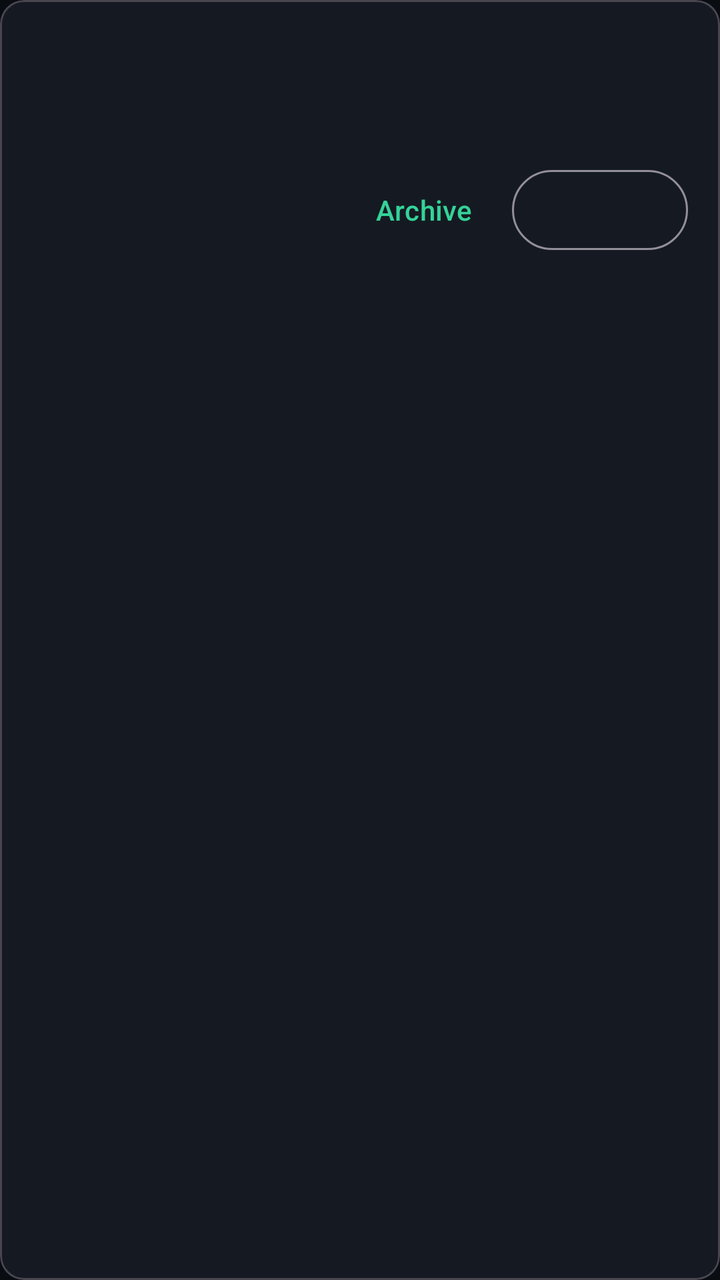
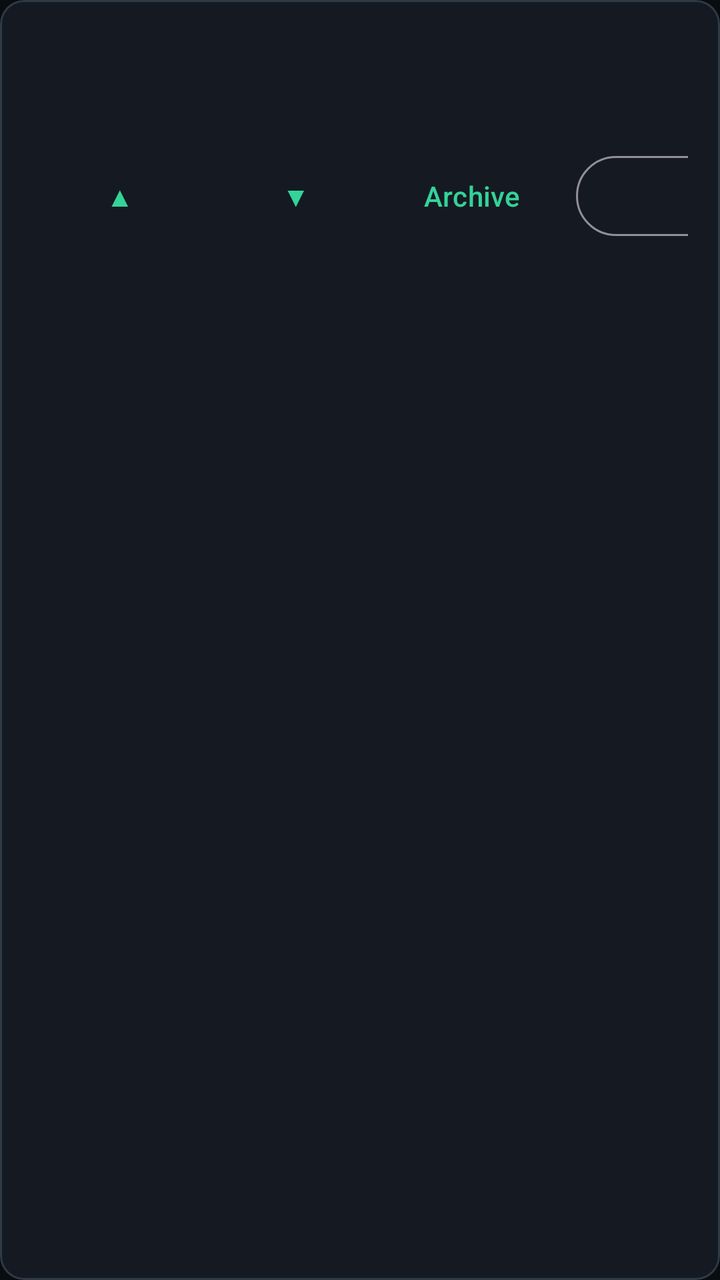

Two renders of the same Android screen: before a commit and after it. Below are the layout's source before the change and the commit's diff.
<!-- AndroidManifest.xml: application theme Theme.Prottasha -->
<!-- res/layout/item_habit_today.xml -->
<?xml version="1.0" encoding="utf-8"?>
<com.google.android.material.card.MaterialCardView xmlns:android="http://schemas.android.com/apk/res/android"
    android:layout_width="match_parent"
    android:layout_height="wrap_content"
    android:layout_marginBottom="@dimen/spacing_small">
    <LinearLayout
        android:layout_width="match_parent"
        android:layout_height="wrap_content"
        android:orientation="vertical"
        android:padding="@dimen/spacing_medium">
        <TextView android:id="@+id/habit_title" android:layout_width="match_parent" android:layout_height="wrap_content" android:textColor="@color/color_text_primary" android:textSize="@dimen/text_title" android:textStyle="bold" />
        <TextView android:id="@+id/habit_type" android:layout_width="match_parent" android:layout_height="wrap_content" android:textColor="@color/color_text_secondary" android:textSize="@dimen/text_label" />
        <TextView android:id="@+id/habit_progress" android:layout_width="match_parent" android:layout_height="wrap_content" android:textColor="@color/color_text_secondary" android:textSize="@dimen/text_body" />
        <LinearLayout android:layout_width="match_parent" android:layout_height="wrap_content" android:gravity="end" android:orientation="horizontal">
            <com.google.android.material.button.MaterialButton android:id="@+id/habit_archive" style="@style/Widget.Material3.Button.TextButton" android:layout_width="wrap_content" android:layout_height="wrap_content" android:minHeight="@dimen/touch_target_min" android:text="@string/habit_archive" />
            <com.google.android.material.button.MaterialButton android:id="@+id/habit_action" style="@style/Widget.Material3.Button.OutlinedButton" android:layout_width="wrap_content" android:layout_height="wrap_content" android:minHeight="@dimen/touch_target_min" />
        </LinearLayout>
    </LinearLayout>
</com.google.android.material.card.MaterialCardView>
<!-- resources referenced by this layout -->
<resources>
  <color name="color_text_primary">#F4F7FA</color>
  <color name="color_text_secondary">#A9B3C0</color>
  <dimen name="spacing_medium">16dp</dimen>
  <dimen name="spacing_small">8dp</dimen>
  <dimen name="text_body">16sp</dimen>
  <dimen name="text_label">14sp</dimen>
  <dimen name="text_title">18sp</dimen>
  <dimen name="touch_target_min">48dp</dimen>
  <string name="habit_archive">Archive</string>
  <style name="Theme.Prottasha" parent="Theme.Material3.Dark.NoActionBar">
          <item name="android:windowBackground">@color/color_background</item>
          <item name="android:colorBackground">@color/color_background</item>
          <item name="colorSurface">@color/color_surface</item>
          <item name="colorSurfaceVariant">@color/color_surface_raised</item>
          <item name="colorPrimary">@color/color_hope</item>
          <item name="colorOnPrimary">@color/color_on_hope</item>
          <item name="colorSecondary">@color/color_identity</item>
          <item name="colorOnSecondary">@color/color_on_identity</item>
          <item name="colorError">@color/color_crisis</item>
          <item name="colorOnError">@color/color_on_crisis</item>
          <item name="android:textColorPrimary">@color/color_text_primary</item>
          <item name="android:textColorSecondary">@color/color_text_secondary</item>
          <item name="android:navigationBarColor">@color/color_background</item>
          <item name="android:statusBarColor">@color/color_background</item>
          <item name="android:windowLightStatusBar">false</item>
      </style>
  <color name="color_background">#090C11</color>
  <color name="color_surface">#151A22</color>
  <color name="color_surface_raised">#202833</color>
  <color name="color_hope">#34D399</color>
  <color name="color_on_hope">#090C11</color>
  <color name="color_identity">#7C8DFF</color>
  <color name="color_on_identity">#090C11</color>
  <color name="color_crisis">#F87171</color>
  <color name="color_on_crisis">#090C11</color>
</resources>

<!-- the commit's change to res/layout/item_habit_today.xml (unified diff, before → after) -->
@@ -1,19 +1,122 @@
 <?xml version="1.0" encoding="utf-8"?>
 <com.google.android.material.card.MaterialCardView xmlns:android="http://schemas.android.com/apk/res/android"
+    xmlns:app="http://schemas.android.com/apk/res-auto"
     android:layout_width="match_parent"
     android:layout_height="wrap_content"
-    android:layout_marginBottom="@dimen/spacing_small">
+    android:layout_marginBottom="@dimen/spacing_small"
+    app:cardBackgroundColor="@color/color_surface"
+    app:strokeColor="@color/color_border"
+    app:strokeWidth="1dp">
+
     <LinearLayout
         android:layout_width="match_parent"
         android:layout_height="wrap_content"
         android:orientation="vertical"
         android:padding="@dimen/spacing_medium">
-        <TextView android:id="@+id/habit_title" android:layout_width="match_parent" android:layout_height="wrap_content" android:textColor="@color/color_text_primary" android:textSize="@dimen/text_title" android:textStyle="bold" />
-        <TextView android:id="@+id/habit_type" android:layout_width="match_parent" android:layout_height="wrap_content" android:textColor="@color/color_text_secondary" android:textSize="@dimen/text_label" />
-        <TextView android:id="@+id/habit_progress" android:layout_width="match_parent" android:layout_height="wrap_content" android:textColor="@color/color_text_secondary" android:textSize="@dimen/text_body" />
-        <LinearLayout android:layout_width="match_parent" android:layout_height="wrap_content" android:gravity="end" android:orientation="horizontal">
-            <com.google.android.material.button.MaterialButton android:id="@+id/habit_archive" style="@style/Widget.Material3.Button.TextButton" android:layout_width="wrap_content" android:layout_height="wrap_content" android:minHeight="@dimen/touch_target_min" android:text="@string/habit_archive" />
-            <com.google.android.material.button.MaterialButton android:id="@+id/habit_action" style="@style/Widget.Material3.Button.OutlinedButton" android:layout_width="wrap_content" android:layout_height="wrap_content" android:minHeight="@dimen/touch_target_min" />
+
+        <LinearLayout
+            android:layout_width="match_parent"
+            android:layout_height="wrap_content"
+            android:gravity="center_vertical"
+            android:orientation="horizontal">
+
+            <TextView
+                android:id="@+id/habit_title"
+                android:layout_width="0dp"
+                android:layout_height="wrap_content"
+                android:layout_weight="1"
+                android:textColor="@color/color_text_primary"
+                android:textSize="@dimen/text_title"
+                android:textStyle="bold" />
+
+            <TextView
+                android:id="@+id/habit_type"
+                android:layout_width="wrap_content"
+                android:layout_height="wrap_content"
+                android:textColor="@color/color_text_secondary"
+                android:textSize="@dimen/text_caption"
+                android:textStyle="bold" />
+        </LinearLayout>
+
+        <TextView
+            android:id="@+id/habit_progress"
+            android:layout_width="match_parent"
+            android:layout_height="wrap_content"
+            android:layout_marginTop="@dimen/spacing_xsmall"
+            android:textColor="@color/color_text_secondary"
+            android:textSize="@dimen/text_body" />
+
+        <TextView
+            android:id="@+id/habit_cue_summary"
+            android:layout_width="match_parent"
+            android:layout_height="wrap_content"
+            android:layout_marginTop="@dimen/spacing_xsmall"
+            android:textColor="@color/color_text_muted"
+            android:textSize="@dimen/text_caption"
+            android:visibility="gone" />
+
+        <LinearLayout
+            android:layout_width="match_parent"
+            android:layout_height="wrap_content"
+            android:layout_marginTop="@dimen/spacing_small"
+            android:gravity="center_vertical"
+            android:orientation="horizontal">
+
+            <com.google.android.material.button.MaterialButton
+                android:id="@+id/habit_move_up"
+                style="@style/Widget.Material3.Button.TextButton"
+                android:layout_width="wrap_content"
+                android:layout_height="wrap_content"
+                android:minHeight="@dimen/touch_target_min"
+                android:text="▲" />
+
+            <com.google.android.material.button.MaterialButton
+                android:id="@+id/habit_move_down"
+                style="@style/Widget.Material3.Button.TextButton"
+                android:layout_width="wrap_content"
+                android:layout_height="wrap_content"
+                android:minHeight="@dimen/touch_target_min"
+                android:text="▼" />
+
+            <View
+                android:layout_width="0dp"
+                android:layout_height="1dp"
+                android:layout_weight="1" />
+
+            <com.google.android.material.button.MaterialButton
+                android:id="@+id/habit_restore"
+                style="@style/Widget.Material3.Button.TextButton"
+                android:layout_width="wrap_content"
+                android:layout_height="wrap_content"
+                android:minHeight="@dimen/touch_target_min"
+                android:text="@string/habit_restore"
+                android:visibility="gone" />
+
+            <com.google.android.material.button.MaterialButton
+                android:id="@+id/habit_delete"
+                style="@style/Widget.Material3.Button.TextButton"
+                android:layout_width="wrap_content"
+                android:layout_height="wrap_content"
+                android:minHeight="@dimen/touch_target_min"
+                android:text="@string/habit_delete"
+                android:textColor="@color/color_crisis"
+                android:visibility="gone" />
+
+            <com.google.android.material.button.MaterialButton
+                android:id="@+id/habit_archive"
+                style="@style/Widget.Material3.Button.TextButton"
+                android:layout_width="wrap_content"
+                android:layout_height="wrap_content"
+                android:minHeight="@dimen/touch_target_min"
+                android:text="@string/habit_archive" />
+
+            <com.google.android.material.button.MaterialButton
+                android:id="@+id/habit_action"
+                style="@style/Widget.Material3.Button.OutlinedButton"
+                android:layout_width="wrap_content"
+                android:layout_height="wrap_content"
+                android:layout_marginStart="@dimen/spacing_small"
+                android:minHeight="@dimen/touch_target_min" />
         </LinearLayout>
     </LinearLayout>
 </com.google.android.material.card.MaterialCardView>
<!-- resource entries referenced after the edit -->
@@ -1,14 +1,18 @@
 <!-- resources referenced by this layout -->
 <resources>
+  <color name="color_border">#303946</color>
   <color name="color_text_primary">#F4F7FA</color>
   <color name="color_text_secondary">#A9B3C0</color>
   <dimen name="spacing_medium">16dp</dimen>
   <dimen name="spacing_small">8dp</dimen>
+  <dimen name="spacing_xsmall">4dp</dimen>
   <dimen name="text_body">16sp</dimen>
-  <dimen name="text_label">14sp</dimen>
+  <dimen name="text_caption">12sp</dimen>
   <dimen name="text_title">18sp</dimen>
   <dimen name="touch_target_min">48dp</dimen>
   <string name="habit_archive">Archive</string>
+  <string name="habit_delete">Delete</string>
+  <string name="habit_restore">Restore</string>
   <style name="Theme.Prottasha" parent="Theme.Material3.Dark.NoActionBar">
           <item name="android:windowBackground">@color/color_background</item>
           <item name="android:colorBackground">@color/color_background</item>
@@ -28,6 +32,7 @@
       </style>
   <color name="color_background">#090C11</color>
   <color name="color_surface">#151A22</color>
+  <color name="color_text_muted">#8B96A4</color>
   <color name="color_surface_raised">#202833</color>
   <color name="color_hope">#34D399</color>
   <color name="color_on_hope">#090C11</color>
